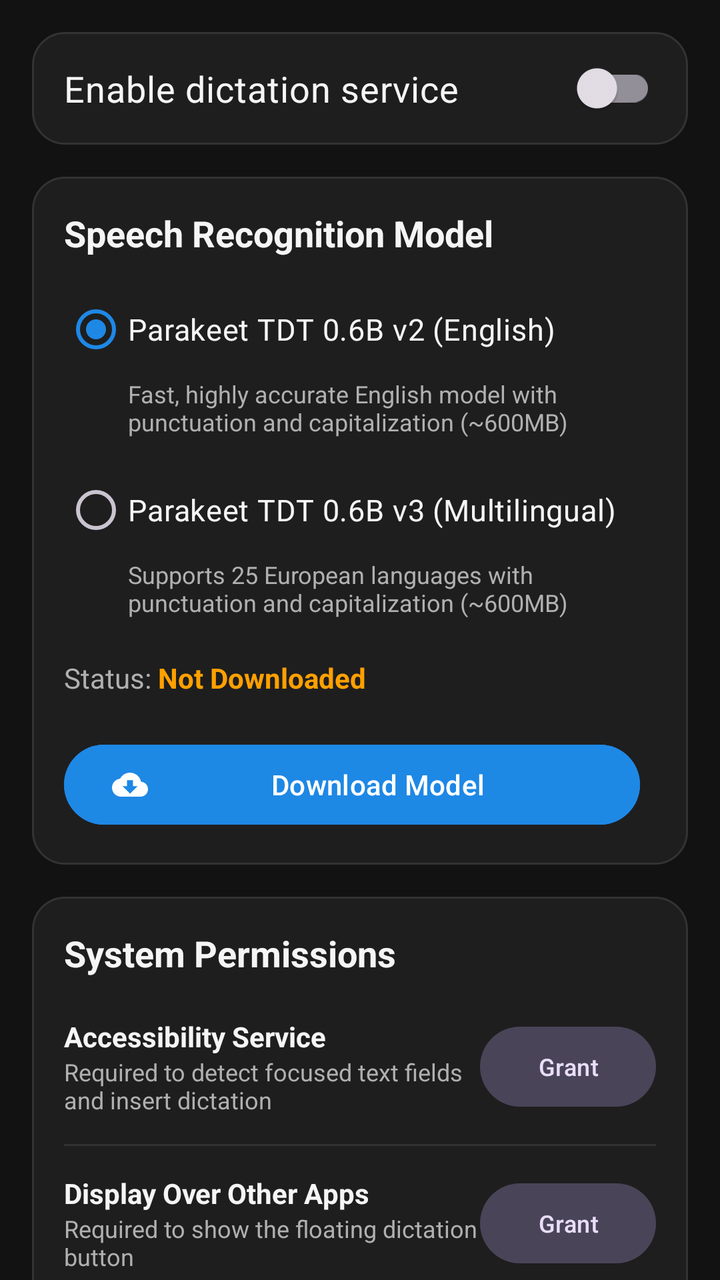
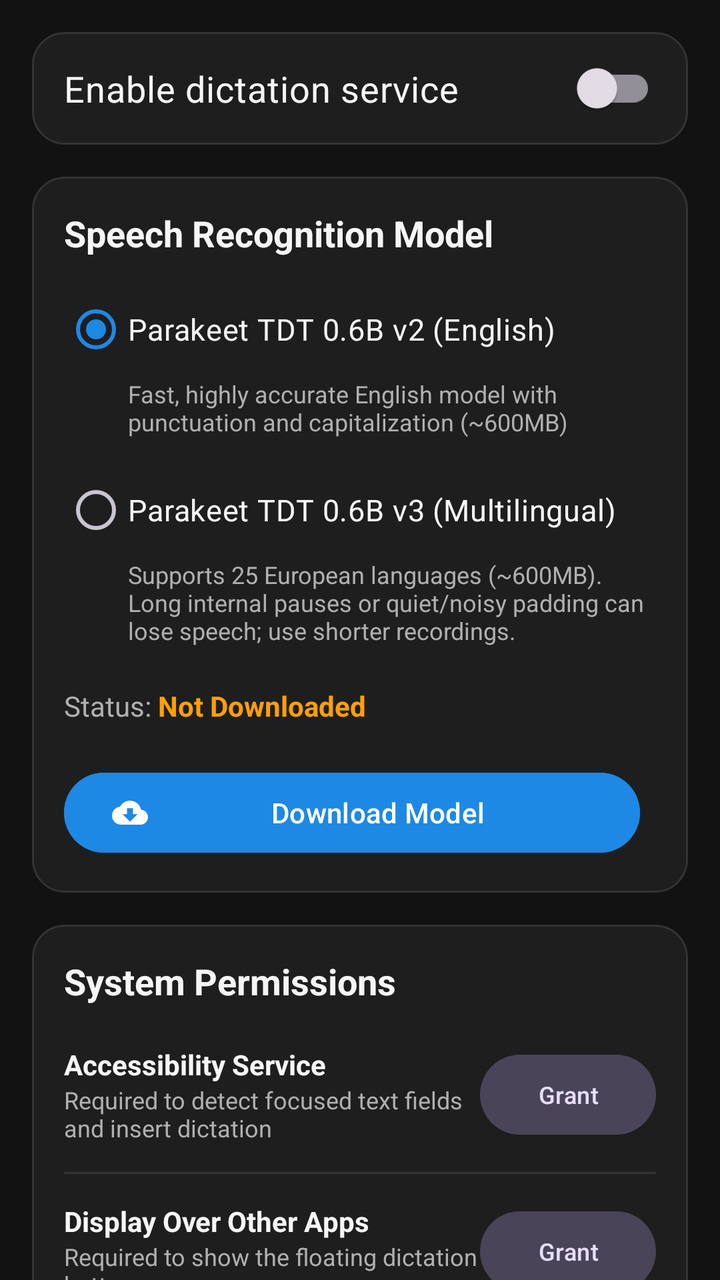

An Android layout rendered at two revisions. The XML below is the earlier revision; the diff shows what the commit changed to produce the second picture.
<!-- AndroidManifest.xml: application theme Theme.VoiceDictation -->
<!-- res/layout/tab_settings.xml -->
<?xml version="1.0" encoding="utf-8"?>
<androidx.core.widget.NestedScrollView xmlns:android="http://schemas.android.com/apk/res/android"
    xmlns:app="http://schemas.android.com/apk/res-auto"
    android:layout_width="match_parent"
    android:layout_height="match_parent"
    android:fillViewport="true"
    android:background="@color/background_dark">

    <LinearLayout
        android:layout_width="match_parent"
        android:layout_height="wrap_content"
        android:orientation="vertical"
        android:padding="16dp">

        <com.google.android.material.switchmaterial.SwitchMaterial
            android:id="@+id/switchServiceEnabled"
            android:layout_width="match_parent"
            android:layout_height="wrap_content"
            android:minHeight="56dp"
            android:padding="16dp"
            android:layout_marginBottom="16dp"
            android:background="@drawable/bg_card"
            android:text="@string/service_enabled_label"
            android:textColor="@color/text_primary"
            android:textSize="18sp" />

        
        <LinearLayout
            android:layout_width="match_parent"
            android:layout_height="wrap_content"
            android:orientation="vertical"
            android:background="@drawable/bg_card"
            android:padding="16dp"
            android:layout_marginBottom="16dp">

            <TextView
                android:layout_width="wrap_content"
                android:layout_height="wrap_content"
                android:text="@string/model_section_title"
                android:textColor="@color/text_primary"
                android:textSize="18sp"
                android:textStyle="bold"
                android:layout_marginBottom="12dp" />

            <RadioGroup
                android:id="@+id/rgModelSelection"
                android:layout_width="match_parent"
                android:layout_height="wrap_content">

                <RadioButton
                    android:id="@+id/rbModelV2"
                    android:layout_width="match_parent"
                    android:layout_height="wrap_content"
                    android:text="@string/model_parakeet_v2"
                    android:textColor="@color/text_primary"
                    android:textSize="15sp"
                    android:checked="true" />

                <TextView
                    android:layout_width="match_parent"
                    android:layout_height="wrap_content"
                    android:text="@string/model_parakeet_v2_desc"
                    android:textColor="@color/text_secondary"
                    android:textSize="12sp"
                    android:layout_marginStart="32dp"
                    android:layout_marginBottom="12dp" />

                <RadioButton
                    android:id="@+id/rbModelV3"
                    android:layout_width="match_parent"
                    android:layout_height="wrap_content"
                    android:text="@string/model_parakeet_v3"
                    android:textColor="@color/text_primary"
                    android:textSize="15sp" />

                <TextView
                    android:layout_width="match_parent"
                    android:layout_height="wrap_content"
                    android:text="@string/model_parakeet_v3_desc"
                    android:textColor="@color/text_secondary"
                    android:textSize="12sp"
                    android:layout_marginStart="32dp"
                    android:layout_marginBottom="12dp" />
            </RadioGroup>

            
            <LinearLayout
                android:layout_width="match_parent"
                android:layout_height="wrap_content"
                android:orientation="horizontal"
                android:gravity="center_vertical"
                android:layout_marginTop="8dp"
                android:layout_marginBottom="8dp">

                <TextView
                    android:layout_width="wrap_content"
                    android:layout_height="wrap_content"
                    android:text="Status: "
                    android:textColor="@color/text_secondary"
                    android:textSize="14sp" />

                <TextView
                    android:id="@+id/tvModelStatus"
                    android:layout_width="wrap_content"
                    android:layout_height="wrap_content"
                    android:text="@string/status_not_downloaded"
                    android:textColor="@color/warning"
                    android:textSize="14sp"
                    android:textStyle="bold" />
            </LinearLayout>

            
            <LinearLayout
                android:id="@+id/layoutDownloadProgress"
                android:layout_width="match_parent"
                android:layout_height="wrap_content"
                android:orientation="vertical"
                android:visibility="gone"
                android:layout_marginTop="8dp"
                android:layout_marginBottom="8dp">

                <com.google.android.material.progressindicator.LinearProgressIndicator
                    android:id="@+id/progressBarModel"
                    android:layout_width="match_parent"
                    android:layout_height="wrap_content"
                    android:indeterminate="false"
                    app:indicatorColor="@color/accent"
                    app:trackColor="@color/surface_variant_dark" />

                <TextView
                    android:id="@+id/tvProgressPercent"
                    android:layout_width="match_parent"
                    android:layout_height="wrap_content"
                    android:text="0%"
                    android:textColor="@color/text_secondary"
                    android:textSize="12sp"
                    android:gravity="end"
                    android:layout_marginTop="4dp" />
            </LinearLayout>

            
            <LinearLayout
                android:layout_width="match_parent"
                android:layout_height="wrap_content"
                android:orientation="horizontal"
                android:layout_marginTop="12dp">

                <com.google.android.material.button.MaterialButton
                    android:id="@+id/btnDownloadModel"
                    android:layout_width="0dp"
                    android:layout_height="wrap_content"
                    android:layout_weight="1"
                    android:text="@string/btn_download"
                    android:backgroundTint="@color/primary"
                    app:icon="@drawable/ic_download"
                    android:layout_marginEnd="8dp" />

                <com.google.android.material.button.MaterialButton
                    android:id="@+id/btnDeleteModel"
                    style="@style/Widget.Material3.Button.OutlinedButton"
                    android:layout_width="wrap_content"
                    android:layout_height="wrap_content"
                    android:text="@string/btn_delete"
                    android:textColor="@color/recording_red"
                    app:strokeColor="@color/recording_red"
                    app:icon="@drawable/ic_delete"
                    app:iconTint="@color/recording_red"
                    android:visibility="gone" />
            </LinearLayout>

        </LinearLayout>

        
        <LinearLayout
            android:layout_width="match_parent"
            android:layout_height="wrap_content"
            android:orientation="vertical"
            android:background="@drawable/bg_card"
            android:padding="16dp"
            android:layout_marginBottom="16dp">

            <TextView
                android:layout_width="wrap_content"
                android:layout_height="wrap_content"
                android:text="@string/permissions_title"
                android:textColor="@color/text_primary"
                android:textSize="18sp"
                android:textStyle="bold"
                android:layout_marginBottom="12dp" />

            
            <LinearLayout
                android:layout_width="match_parent"
                android:layout_height="wrap_content"
                android:orientation="horizontal"
                android:gravity="center_vertical"
                android:paddingVertical="8dp">

                <LinearLayout
                    android:layout_width="0dp"
                    android:layout_height="wrap_content"
                    android:layout_weight="1"
                    android:orientation="vertical">

                    <TextView
                        android:layout_width="wrap_content"
                        android:layout_height="wrap_content"
                        android:text="@string/perm_accessibility"
                        android:textColor="@color/text_primary"
                        android:textSize="14sp"
                        android:textStyle="bold" />

                    <TextView
                        android:layout_width="wrap_content"
                        android:layout_height="wrap_content"
                        android:text="@string/perm_accessibility_desc"
                        android:textColor="@color/text_secondary"
                        android:textSize="12sp" />
                </LinearLayout>

                <com.google.android.material.button.MaterialButton
                    android:id="@+id/btnGrantAccessibility"
                    style="@style/Widget.Material3.Button.TonalButton"
                    android:layout_width="wrap_content"
                    android:layout_height="wrap_content"
                    android:text="@string/btn_grant"
                    android:textSize="12sp" />
            </LinearLayout>

            <View
                android:layout_width="match_parent"
                android:layout_height="1dp"
                android:background="@color/divider"
                android:layout_marginVertical="6dp" />

            
            <LinearLayout
                android:layout_width="match_parent"
                android:layout_height="wrap_content"
                android:orientation="horizontal"
                android:gravity="center_vertical"
                android:paddingVertical="8dp">

                <LinearLayout
                    android:layout_width="0dp"
                    android:layout_height="wrap_content"
                    android:layout_weight="1"
                    android:orientation="vertical">

                    <TextView
                        android:layout_width="wrap_content"
                        android:layout_height="wrap_content"
                        android:text="@string/perm_overlay"
                        android:textColor="@color/text_primary"
                        android:textSize="14sp"
                        android:textStyle="bold" />

                    <TextView
                        android:layout_width="wrap_content"
                        android:layout_height="wrap_content"
                        android:text="@string/perm_overlay_desc"
                        android:textColor="@color/text_secondary"
                        android:textSize="12sp" />
                </LinearLayout>

                <com.google.android.material.button.MaterialButton
                    android:id="@+id/btnGrantOverlay"
                    style="@style/Widget.Material3.Button.TonalButton"
                    android:layout_width="wrap_content"
                    android:layout_height="wrap_content"
                    android:text="@string/btn_grant"
                    android:textSize="12sp" />
            </LinearLayout>

            <View
                android:layout_width="match_parent"
                android:layout_height="1dp"
                android:background="@color/divider"
                android:layout_marginVertical="6dp" />

            
            <LinearLayout
                android:layout_width="match_parent"
                android:layout_height="wrap_content"
                android:orientation="horizontal"
                android:gravity="center_vertical"
                android:paddingVertical="8dp">

                <LinearLayout
                    android:layout_width="0dp"
                    android:layout_height="wrap_content"
                    android:layout_weight="1"
                    android:orientation="vertical">

                    <TextView
                        android:layout_width="wrap_content"
                        android:layout_height="wrap_content"
                        android:text="@string/perm_microphone"
                        android:textColor="@color/text_primary"
                        android:textSize="14sp"
                        android:textStyle="bold" />

                    <TextView
                        android:layout_width="wrap_content"
                        android:layout_height="wrap_content"
                        android:text="@string/perm_microphone_desc"
                        android:textColor="@color/text_secondary"
                        android:textSize="12sp" />
                </LinearLayout>

                <com.google.android.material.button.MaterialButton
                    android:id="@+id/btnGrantRecord"
                    style="@style/Widget.Material3.Button.TonalButton"
                    android:layout_width="wrap_content"
                    android:layout_height="wrap_content"
                    android:text="@string/btn_grant"
                    android:textSize="12sp" />
            </LinearLayout>

        </LinearLayout>

        
        <LinearLayout
            android:layout_width="match_parent"
            android:layout_height="wrap_content"
            android:orientation="vertical"
            android:background="@drawable/bg_card"
            android:padding="16dp"
            android:layout_marginBottom="16dp">

            <TextView
                android:layout_width="wrap_content"
                android:layout_height="wrap_content"
                android:text="@string/preferences_title"
                android:textColor="@color/text_primary"
                android:textSize="18sp"
                android:textStyle="bold"
                android:layout_marginBottom="12dp" />

            
            <LinearLayout
                android:layout_width="match_parent"
                android:layout_height="wrap_content"
                android:orientation="horizontal"
                android:gravity="center_vertical">

                <TextView
                    android:id="@+id/tvHistoryLimitLabel"
                    android:layout_width="0dp"
                    android:layout_height="wrap_content"
                    android:layout_weight="1"
                    android:text="History retention limit: 10 transcriptions"
                    android:textColor="@color/text_primary"
                    android:textSize="14sp" />
            </LinearLayout>

            <com.google.android.material.slider.Slider
                android:id="@+id/sliderHistoryLimit"
                android:layout_width="match_parent"
                android:layout_height="wrap_content"
                android:valueFrom="5"
                android:valueTo="50"
                android:stepSize="5"
                android:value="10"
                app:thumbColor="@color/accent"
                app:trackColorActive="@color/accent"
                app:trackColorInactive="@color/surface_variant_dark" />

            
            <TextView
                android:id="@+id/tvOverlayOpacityLabel"
                android:layout_width="match_parent"
                android:layout_height="wrap_content"
                android:text="Overlay opacity: 80%"
                android:textColor="@color/text_primary"
                android:textSize="14sp"
                android:layout_marginTop="8dp" />

            <com.google.android.material.slider.Slider
                android:id="@+id/sliderOverlayOpacity"
                android:layout_width="match_parent"
                android:layout_height="wrap_content"
                android:valueFrom="40"
                android:valueTo="100"
                android:stepSize="5"
                android:value="80"
                app:thumbColor="@color/accent"
                app:trackColorActive="@color/accent"
                app:trackColorInactive="@color/surface_variant_dark" />

            <TextView
                android:id="@+id/tvOverlayScaleLabel"
                android:layout_width="match_parent"
                android:layout_height="wrap_content"
                android:text="@string/overlay_scale_title"
                android:labelFor="@id/sliderOverlayScale"
                android:textColor="@color/text_primary"
                android:textSize="14sp"
                android:layout_marginTop="8dp" />

            <com.google.android.material.slider.Slider
                android:id="@+id/sliderOverlayScale"
                android:layout_width="match_parent"
                android:layout_height="wrap_content"
                android:valueFrom="50"
                android:valueTo="150"
                android:stepSize="5"
                android:value="100"
                android:contentDescription="@string/overlay_scale_title"
                app:thumbColor="@color/accent"
                app:trackColorActive="@color/accent"
                app:trackColorInactive="@color/surface_variant_dark" />

            <TextView
                android:layout_width="match_parent"
                android:layout_height="wrap_content"
                android:text="@string/overlay_scale_hint"
                android:textColor="@color/text_secondary"
                android:textSize="12sp" />

            <com.google.android.material.switchmaterial.SwitchMaterial
                android:id="@+id/switchVocabularySpelling"
                android:layout_width="match_parent"
                android:layout_height="wrap_content"
                android:text="@string/vocabulary_spelling_label"
                android:textColor="@color/text_primary"
                android:layout_marginTop="8dp" />

            <TextView
                android:layout_width="match_parent"
                android:layout_height="wrap_content"
                android:text="@string/vocabulary_spelling_hint"
                android:textColor="@color/text_secondary"
                android:textSize="12sp" />

        </LinearLayout>

        
        <LinearLayout
            android:layout_width="match_parent"
            android:layout_height="wrap_content"
            android:orientation="vertical"
            android:background="@drawable/bg_card"
            android:padding="16dp"
            android:layout_marginBottom="24dp">

            <TextView
                android:layout_width="wrap_content"
                android:layout_height="wrap_content"
                android:text="Application Updates"
                android:textColor="@color/text_primary"
                android:textSize="18sp"
                android:textStyle="bold"
                android:layout_marginBottom="8dp" />

            <TextView
                android:id="@+id/tvAppVersion"
                android:layout_width="match_parent"
                android:layout_height="wrap_content"
                android:text="Installed Version: v1.0.0 (Build 1)"
                android:textColor="@color/text_secondary"
                android:textSize="14sp"
                android:layout_marginBottom="12dp" />

            <com.google.android.material.button.MaterialButton
                android:id="@+id/btnCheckUpdates"
                style="@style/Widget.Material3.Button.TonalButton"
                android:layout_width="match_parent"
                android:layout_height="wrap_content"
                android:text="@string/btn_check_updates"
                app:icon="@drawable/ic_refresh" />
        </LinearLayout>

    </LinearLayout>

</androidx.core.widget.NestedScrollView>
<!-- resources referenced by this layout -->
<resources>
  <color name="accent">#00B0FF</color>
  <color name="background_dark">#121212</color>
  <color name="divider">#333333</color>
  <color name="primary">#1E88E5</color>
  <color name="recording_red">#FF3B30</color>
  <color name="surface_variant_dark">#2C2C2C</color>
  <color name="text_primary">#F5F5F5</color>
  <color name="text_secondary">#B0B0B0</color>
  <color name="warning">#FFA000</color>
  <!-- drawable bg_card (drawable) -->
  <?xml version="1.0" encoding="utf-8"?>
  <shape xmlns:android="http://schemas.android.com/apk/res/android"
      android:shape="rectangle">
      <solid android:color="@color/surface_dark" />
      <corners android:radius="16dp" />
      <stroke
          android:width="1dp"
          android:color="@color/divider" />
  </shape>
  <string name="btn_check_updates">Check for Updates</string>
  <string name="btn_delete">Delete Model</string>
  <string name="btn_download">Download Model</string>
  <string name="btn_grant">Grant</string>
  <string name="model_parakeet_v2">Parakeet TDT 0.6B v2 (English)</string>
  <string name="model_parakeet_v2_desc">Fast, highly accurate English model with punctuation and capitalization (~600MB)</string>
  <string name="model_parakeet_v3">Parakeet TDT 0.6B v3 (Multilingual)</string>
  <string name="model_parakeet_v3_desc">Supports 25 European languages with punctuation and capitalization (~600MB)</string>
  <string name="model_section_title">Speech Recognition Model</string>
  <string name="overlay_scale_hint">50–150% of the original size. Changes apply immediately. Drag partly beyond any screen edge; a small part stays reachable.</string>
  <string name="overlay_scale_title">Floating icon size</string>
  <string name="perm_accessibility">Accessibility Service</string>
  <string name="perm_accessibility_desc">Required to detect focused text fields and insert dictation</string>
  <string name="perm_microphone">Microphone Permission</string>
  <string name="perm_microphone_desc">Required for on-device voice recording</string>
  <string name="perm_overlay">Display Over Other Apps</string>
  <string name="perm_overlay_desc">Required to show the floating dictation button</string>
  <string name="permissions_title">System Permissions</string>
  <string name="preferences_title">Preferences</string>
  <string name="service_enabled_label">Enable dictation service</string>
  <string name="status_not_downloaded">Not Downloaded</string>
  <string name="vocabulary_spelling_hint">Only capitalizes or joins/splits spaces in already recognized text with identical letters. Acoustic phrase boosting is disabled for these TDT models because it can cause repetition.</string>
  <string name="vocabulary_spelling_label">Use custom vocabulary spelling</string>
  <color name="surface_dark">#1E1E1E</color>
  <color name="primary_container">#D1E4FF</color>
  <color name="on_primary_container">#001D36</color>
  <!-- unchanged entries left out for length: 4 -->
</resources>

<!-- the commit's change to res/layout/tab_settings.xml (unified diff, before → after) -->
@@ -442,6 +442,62 @@
             android:orientation="vertical"
             android:background="@drawable/bg_card"
             android:padding="16dp"
+            android:layout_marginBottom="16dp">
+
+            <com.google.android.material.switchmaterial.SwitchMaterial
+                android:id="@+id/switchTranscriptRemoval"
+                android:layout_width="match_parent"
+                android:layout_height="wrap_content"
+                android:minHeight="48dp"
+                android:text="@string/transcript_removal_title"
+                android:textColor="@color/text_primary" />
+
+            <TextView
+                android:layout_width="match_parent"
+                android:layout_height="wrap_content"
+                android:text="@string/transcript_removal_hint"
+                android:textColor="@color/text_secondary"
+                android:textSize="12sp"
+                android:layout_marginBottom="8dp" />
+
+            <com.google.android.material.textfield.TextInputLayout
+                android:id="@+id/layoutTranscriptRemovals"
+                android:layout_width="match_parent"
+                android:layout_height="wrap_content"
+                android:hint="@string/transcript_removal_list_hint">
+                <com.google.android.material.textfield.TextInputEditText
+                    android:id="@+id/etTranscriptRemovals"
+                    android:layout_width="match_parent"
+                    android:layout_height="wrap_content"
+                    android:inputType="textMultiLine|textNoSuggestions"
+                    android:gravity="top|start"
+                    android:minLines="3"
+                    android:maxLines="6"
+                    android:maxLength="8192"
+                    android:importantForAutofill="no" />
+            </com.google.android.material.textfield.TextInputLayout>
+
+            <com.google.android.material.button.MaterialButton
+                android:id="@+id/btnSaveTranscriptRemovals"
+                android:layout_width="match_parent"
+                android:layout_height="wrap_content"
+                android:text="@string/transcript_removal_save" />
+
+            <com.google.android.material.button.MaterialButton
+                android:id="@+id/btnResetTranscriptRemovals"
+                style="@style/Widget.Material3.Button.OutlinedButton"
+                android:layout_width="match_parent"
+                android:layout_height="wrap_content"
+                android:text="@string/transcript_removal_reset" />
+        </LinearLayout>
+
+        
+        <LinearLayout
+            android:layout_width="match_parent"
+            android:layout_height="wrap_content"
+            android:orientation="vertical"
+            android:background="@drawable/bg_card"
+            android:padding="16dp"
             android:layout_marginBottom="24dp">
 
             <TextView
<!-- resource entries referenced after the edit -->
@@ -26,7 +26,7 @@
   <string name="model_parakeet_v2">Parakeet TDT 0.6B v2 (English)</string>
   <string name="model_parakeet_v2_desc">Fast, highly accurate English model with punctuation and capitalization (~600MB)</string>
   <string name="model_parakeet_v3">Parakeet TDT 0.6B v3 (Multilingual)</string>
-  <string name="model_parakeet_v3_desc">Supports 25 European languages with punctuation and capitalization (~600MB)</string>
+  <string name="model_parakeet_v3_desc">Supports 25 European languages (~600MB). Long internal pauses or quiet/noisy padding can lose speech; use shorter recordings.</string>
   <string name="model_section_title">Speech Recognition Model</string>
   <string name="overlay_scale_hint">50–150% of the original size. Changes apply immediately. Drag partly beyond any screen edge; a small part stays reachable.</string>
   <string name="overlay_scale_title">Floating icon size</string>
@@ -40,7 +40,12 @@
   <string name="preferences_title">Preferences</string>
   <string name="service_enabled_label">Enable dictation service</string>
   <string name="status_not_downloaded">Not Downloaded</string>
-  <string name="vocabulary_spelling_hint">Only capitalizes or joins/splits spaces in already recognized text with identical letters. Acoustic phrase boosting is disabled for these TDT models because it can cause repetition.</string>
+  <string name="transcript_removal_hint">Enabled by default for um, uhm and uh. Edit one word or phrase per line, then Save. Matches whole words without case sensitivity, never parts of real words. Only final text changes, across floating, live and file dictation. Clear the list or switch off to keep everything. Settings are read when transcription begins.</string>
+  <string name="transcript_removal_list_hint">Words or phrases to remove (one per line)</string>
+  <string name="transcript_removal_reset">Restore um, uhm, uh</string>
+  <string name="transcript_removal_save">Save removal list</string>
+  <string name="transcript_removal_title">Remove words from final transcript</string>
+  <string name="vocabulary_spelling_hint">Spelling only: capitalizes or joins/splits spaces in text with identical recognized letters. Acoustic custom-word recognition is not restored: the bundled decoder can repeat words or lose speech with contextual boosting. Your saved terms are retained.</string>
   <string name="vocabulary_spelling_label">Use custom vocabulary spelling</string>
   <color name="surface_dark">#1E1E1E</color>
   <color name="primary_container">#D1E4FF</color>
